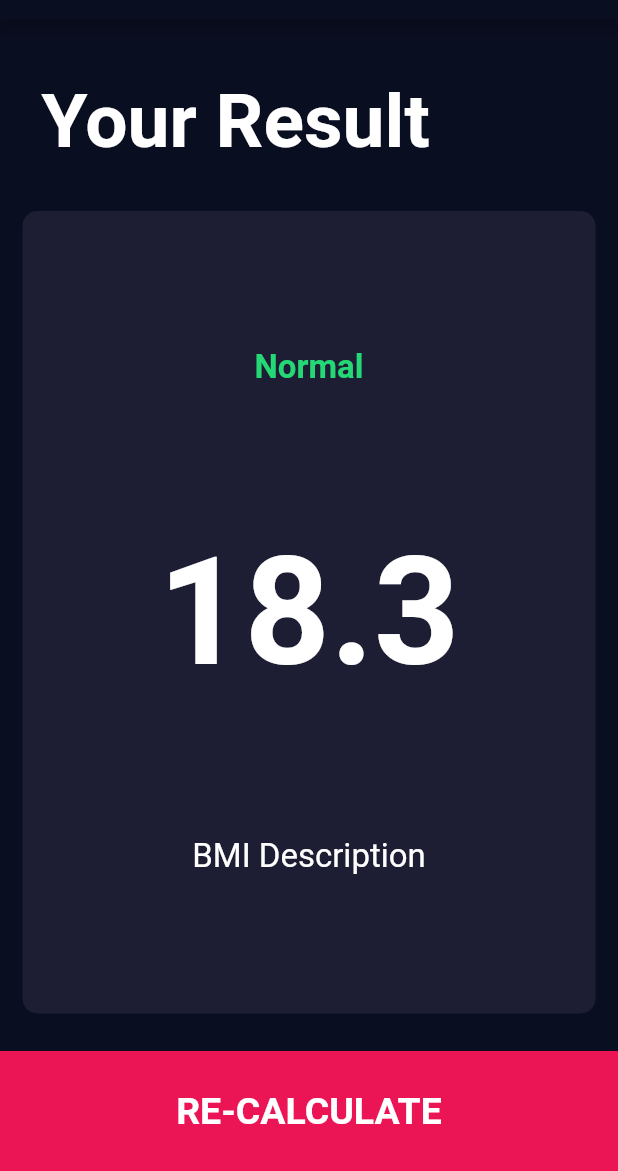
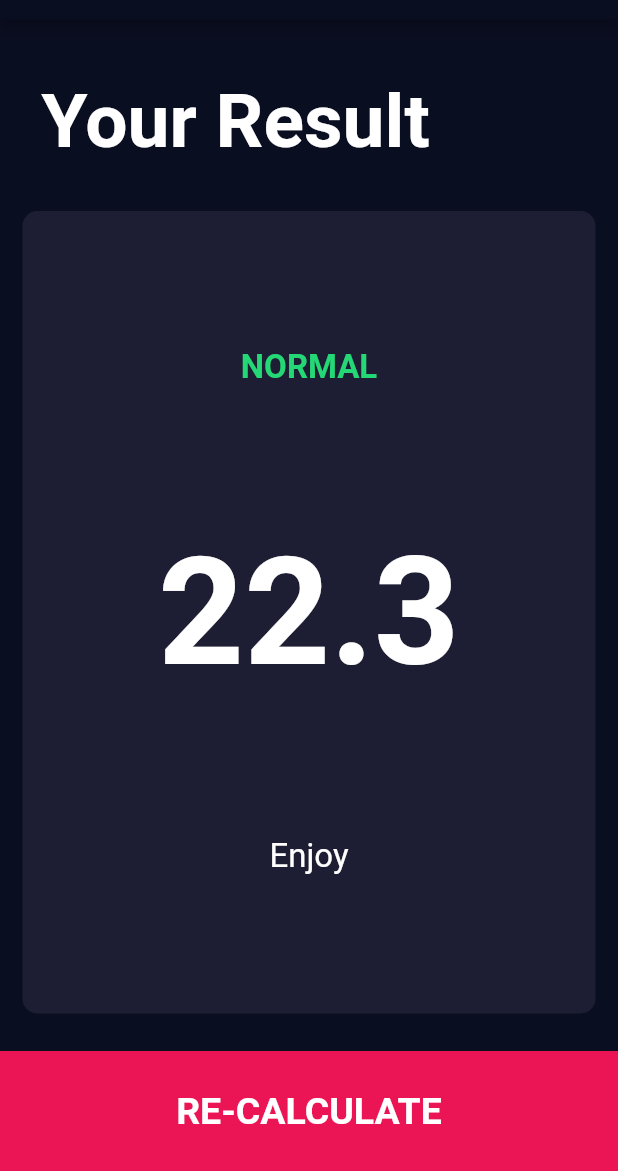
Before and after one commit to Hemantwalia672/BMI-Calculator, a Flutter app: the screen it shows after launch, after a tap on "CALCULATE", on a phone screen of 412 x 824 dp, the part 65-1236 px from its top. Run offline on Flutter 3.47's test engine with Material 2 defaults, Android fonts, the phone set to English and light mode, and no system bars; our stand-ins replace font_awesome_flutter.

Commit message:
Final Commit

```diff
--- a/lib/screens/input_page.dart
+++ b/lib/screens/input_page.dart
@@ -1,5 +1,6 @@
 // ignore_for_file: prefer_const_constructors
 
+import 'package:bmi_calculator/calculator_brain.dart';
 import 'package:bmi_calculator/components/card_one.dart';
 import 'package:bmi_calculator/screens/results_page.dart';
 import 'package:flutter/material.dart';
@@ -9,7 +10,6 @@ import '../components/bottom_button.dart';
 import '../components/icon_content.dart';
 import '../components/round_icon_button.dart';
 import '../constants.dart';
-import 'results_page.dart';
 
 enum Gender { male, female }
 
@@ -226,8 +226,17 @@ class _InputPageState extends State<InputPage> {
           child: BottomButton(
             buttonTitle: 'CALCULATE',
             onTap: () {
-              Navigator.push(context,
-                  MaterialPageRoute(builder: (context) => ResultsPage()));
+              CalculatorBrain calc =
+                  CalculatorBrain(height: height, weight: weight);
+
+              Navigator.push(
+                  context,
+                  MaterialPageRoute(
+                      builder: (context) => ResultsPage(
+                            bmiResult: calc.calculateBmi(),
+                            resultText: calc.getResult(),
+                            description: calc.getDescription(),
+                          )));
             },
           ),
         ),
--- a/lib/screens/results_page.dart
+++ b/lib/screens/results_page.dart
@@ -5,7 +5,14 @@ import 'package:bmi_calculator/constants.dart';
 import 'package:flutter/material.dart';
 
 class ResultsPage extends StatelessWidget {
-  const ResultsPage({Key? key}) : super(key: key);
+  ResultsPage(
+      {required this.bmiResult,
+      required this.resultText,
+      required this.description});
+
+  final String bmiResult;
+  final String resultText;
+  final String description;
 
   @override
   Widget build(BuildContext context) {
@@ -44,15 +51,15 @@ class ResultsPage extends StatelessWidget {
                     crossAxisAlignment: CrossAxisAlignment.center,
                     children: [
                       Text(
-                        'Normal',
+                        resultText.toUpperCase(),
                         style: kResultTextStyle,
                       ),
                       Text(
-                        '18.3',
+                        bmiResult,
                         style: kBmiTextStyle,
                       ),
                       Text(
-                        'BMI Description',
+                        description,
                         style: kBodyTextStyle,
                       )
                     ],
```
